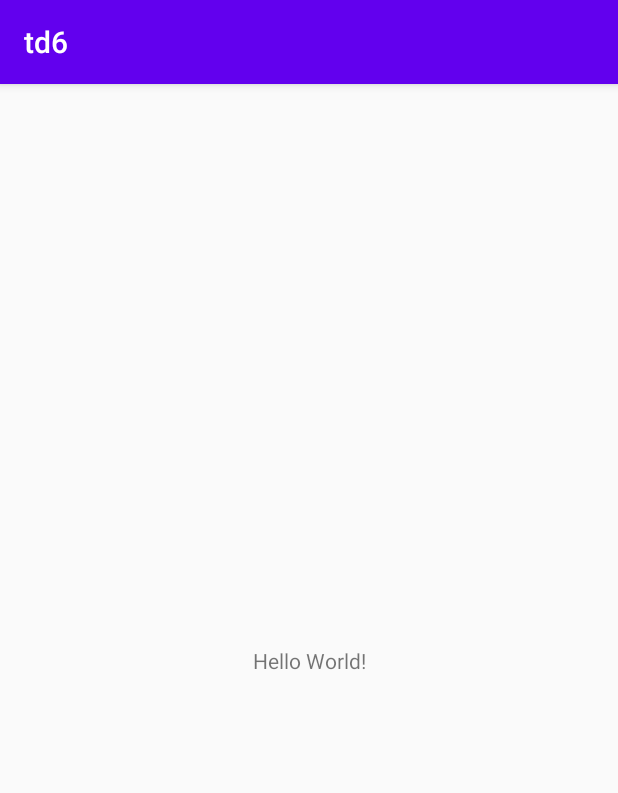
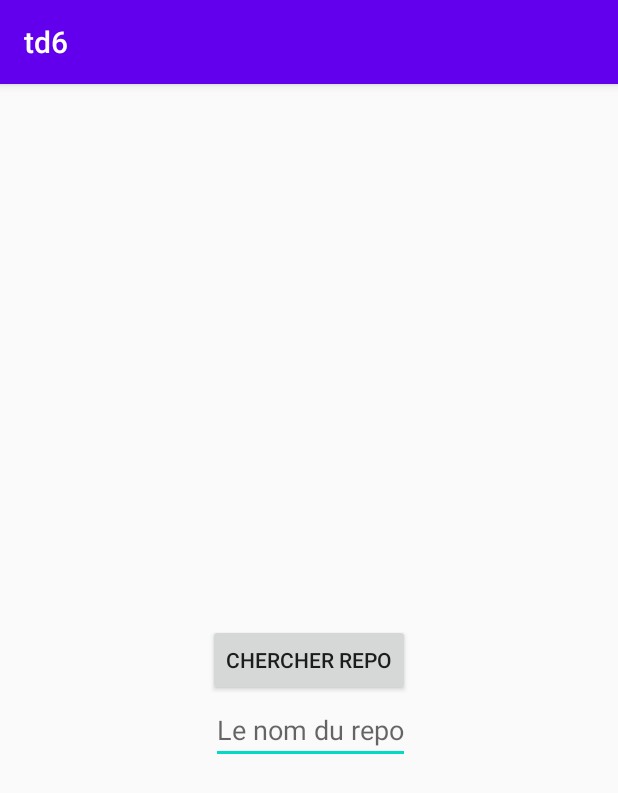
Before and after one commit to Antoine-62/Td-android-EILCO, an Android app: the screen it shows after launch (MainActivity before the commit, SearchActivity after it), on a phone screen of 412 x 824 dp. Shown: the top 793 px of the screen. Run offline under Robolectric (Android 15) with nearby library versions, the phone set to English and light mode, and no system bars.

Commit message:
td6 fini

```diff
--- /dev/null
+++ b/td6/app/src/main/java/com/example/td6/SearchActivity.java
@@ -0,0 +1,30 @@
+package com.example.td6;
+
+import android.content.Intent;
+import android.os.Bundle;
+import android.view.View;
+import android.widget.Button;
+import android.widget.TextView;
+
+import androidx.appcompat.app.AppCompatActivity;
+
+public class SearchActivity extends AppCompatActivity {
+    @Override
+    protected void onCreate(Bundle savedInstanceState) {
+        super.onCreate(savedInstanceState);
+        setContentView(R.layout.activity_main);
+        Button rollButton = (Button) findViewById(R.id.buttonSearch);
+        rollButton.setOnClickListener(new View.OnClickListener() {
+            @Override
+            public void onClick(View view) {
+                Intent intent = new Intent(SearchActivity.this, MainActivity.class);
+                TextView name = (TextView) findViewById(R.id.Name);
+                String nameString = name.getText().toString();
+                paramSearch app = (paramSearch) getApplicationContext();
+                app.setSearch(nameString);
+                startActivity(intent);
+                finish();
+            }
+        });
+    }
+}
--- /dev/null
+++ b/td6/app/src/main/java/com/example/td6/paramSearch.java
@@ -0,0 +1,21 @@
+package com.example.td6;
+
+import android.app.Application;
+
+public class paramSearch extends Application {
+    String search;
+
+    @Override
+    public void onCreate() {
+        super.onCreate();
+        this.search = null;
+    }
+
+    public String getSearch() {
+        return search;
+    }
+
+    public void setSearch(String search) {
+        this.search = search;
+    }
+}
--- a/td6/app/src/main/res/layout/activity_main.xml
+++ b/td6/app/src/main/res/layout/activity_main.xml
@@ -3,16 +3,26 @@
     xmlns:app="http://schemas.android.com/apk/res-auto"
     xmlns:tools="http://schemas.android.com/tools"
     android:layout_width="match_parent"
-    android:layout_height="match_parent"
-    tools:context=".MainActivity">
+    android:layout_height="match_parent">
 
-    <TextView
+    <Button
+        android:id="@+id/buttonSearch"
         android:layout_width="wrap_content"
         android:layout_height="wrap_content"
-        android:text="Hello World!"
+        android:text="Chercher repo"
         app:layout_constraintBottom_toBottomOf="parent"
         app:layout_constraintLeft_toLeftOf="parent"
         app:layout_constraintRight_toRightOf="parent"
-        app:layout_constraintTop_toTopOf="parent" />
+        app:layout_constraintTop_toTopOf="parent"
+        />
+    <EditText
+        android:id="@+id/Name"
+        android:layout_width="wrap_content"
+        android:layout_height="wrap_content"
+        android:hint="Le nom du repo"
+        app:layout_constraintTop_toBottomOf="@+id/buttonSearch"
+        app:layout_constraintRight_toRightOf="@id/buttonSearch"
+        android:layout_centerHorizontal="true"
 
+        />
 </androidx.constraintlayout.widget.ConstraintLayout>
```
Also changed, not shown: td6/app/build.gradle (+9 -0 lines), td6/app/src/main/AndroidManifest.xml (+9 -1 lines), td6/app/src/main/java/com/example/td6/GithubService.java (added, +16 -0 lines), td6/app/src/main/java/com/example/td6/MainActivity.java (+62 -2 lines), td6/app/src/main/java/com/example/td6/Repo.java (added, +48 -0 lines), td6/app/src/main/java/com/example/td6/RepoAdapter.java (added, +64 -0 lines), td6/app/src/main/java/com/example/td6/Repos.java (added, +39 -0 lines), td6/app/src/main/res/layout/item_list.xml (added, +11 -0 lines), td6/app/src/main/res/layout/repos_list.xml (added, +16 -0 lines).
